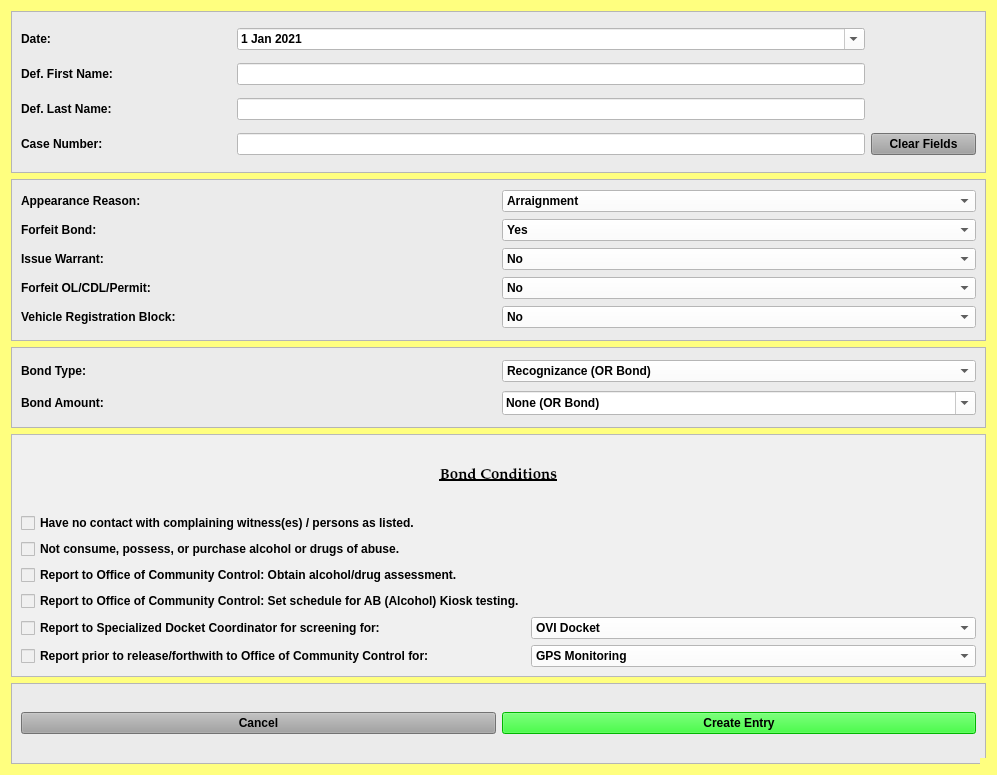
First picture: the form in resources/ui/FTABondDialog.ui, repository HunterProgram22/MuniEntry, before the edit.
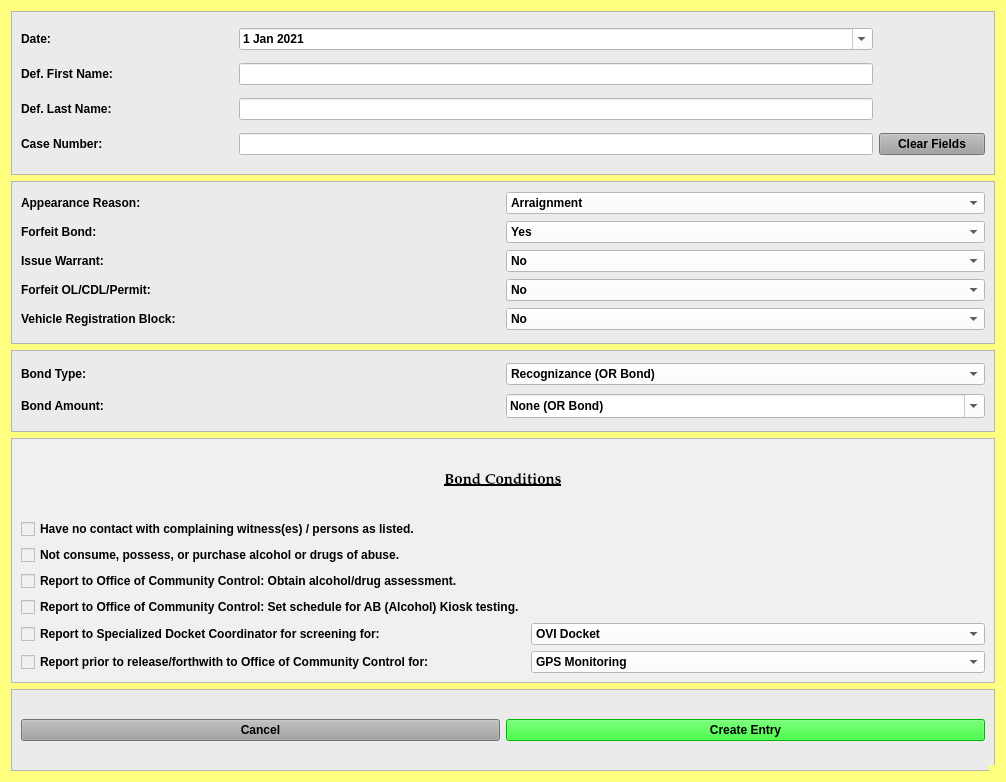
Second picture: the form after the edit.

Diff of the .ui file:
```diff
--- a/resources/ui/FTABondDialog.ui
+++ b/resources/ui/FTABondDialog.ui
@@ -9,8 +9,8 @@
    <rect>
     <x>0</x>
     <y>0</y>
-    <width>997</width>
-    <height>775</height>
+    <width>1006</width>
+    <height>782</height>
    </rect>
   </property>
   <property name="sizePolicy">
```
